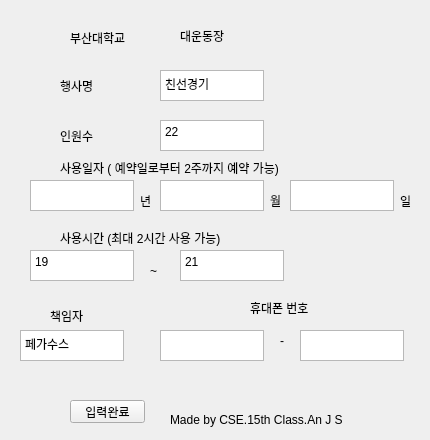
Before: the Qt Designer form ui/register_form.ui in 201524495/login_test, drawn with Qt 5.
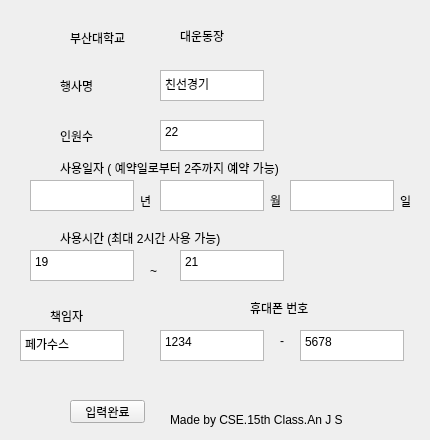
After: the same form once the commit is applied.

```diff
--- a/ui/register_form.ui
+++ b/ui/register_form.ui
@@ -248,6 +248,13 @@
    <property name="tabChangesFocus">
     <bool>true</bool>
    </property>
+   <property name="html">
+    <string>&lt;!DOCTYPE HTML PUBLIC &quot;-//W3C//DTD HTML 4.0//EN&quot; &quot;http://www.w3.org/TR/REC-html40/strict.dtd&quot;&gt;
+&lt;html&gt;&lt;head&gt;&lt;meta name=&quot;qrichtext&quot; content=&quot;1&quot; /&gt;&lt;style type=&quot;text/css&quot;&gt;
+p, li { white-space: pre-wrap; }
+&lt;/style&gt;&lt;/head&gt;&lt;body style=&quot; font-family:'Gulim'; font-size:9pt; font-weight:400; font-style:normal;&quot;&gt;
+&lt;p style=&quot; margin-top:0px; margin-bottom:0px; margin-left:0px; margin-right:0px; -qt-block-indent:0; text-indent:0px;&quot;&gt;1234&lt;/p&gt;&lt;/body&gt;&lt;/html&gt;</string>
+   </property>
   </widget>
   <widget class="QTextEdit" name="second_number">
    <property name="geometry">
@@ -264,6 +271,13 @@
    <property name="tabChangesFocus">
     <bool>true</bool>
    </property>
+   <property name="html">
+    <string>&lt;!DOCTYPE HTML PUBLIC &quot;-//W3C//DTD HTML 4.0//EN&quot; &quot;http://www.w3.org/TR/REC-html40/strict.dtd&quot;&gt;
+&lt;html&gt;&lt;head&gt;&lt;meta name=&quot;qrichtext&quot; content=&quot;1&quot; /&gt;&lt;style type=&quot;text/css&quot;&gt;
+p, li { white-space: pre-wrap; }
+&lt;/style&gt;&lt;/head&gt;&lt;body style=&quot; font-family:'Gulim'; font-size:9pt; font-weight:400; font-style:normal;&quot;&gt;
+&lt;p style=&quot; margin-top:0px; margin-bottom:0px; margin-left:0px; margin-right:0px; -qt-block-indent:0; text-indent:0px;&quot;&gt;5678&lt;/p&gt;&lt;/body&gt;&lt;/html&gt;</string>
+   </property>
   </widget>
   <widget class="QLabel" name="label">
    <property name="geometry">
```
